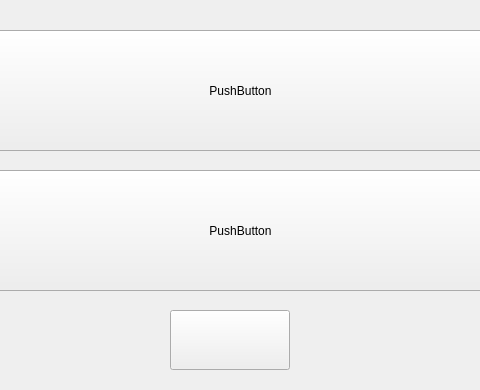
Qt form Settings/405Settings/flowcalibration405form.ui (kopalatommy/AQSync_UI) before a commit; both pictures show x 170 to 650 and y 90 to 480 of the 800 by 480 pixel window.
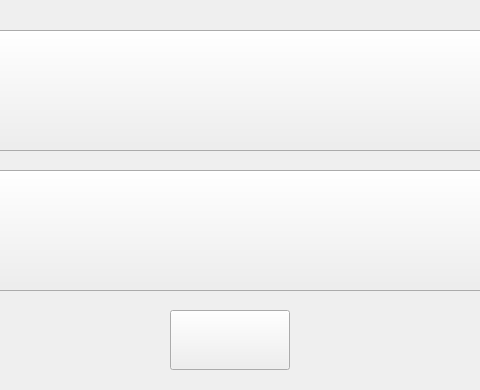
The same form after that commit. Icons and pictures are not drawn.

What changed in the file:
```diff
--- a/Settings/405Settings/flowcalibration405form.ui
+++ b/Settings/405Settings/flowcalibration405form.ui
@@ -23,7 +23,7 @@
     </rect>
    </property>
    <property name="text">
-    <string>PushButton</string>
+    <string/>
    </property>
   </widget>
   <widget class="QPushButton" name="Home">
@@ -154,7 +154,7 @@
     </rect>
    </property>
    <property name="text">
-    <string>PushButton</string>
+    <string/>
    </property>
   </widget>
   <widget class="QLabel" name="FlowCalibration">
```
